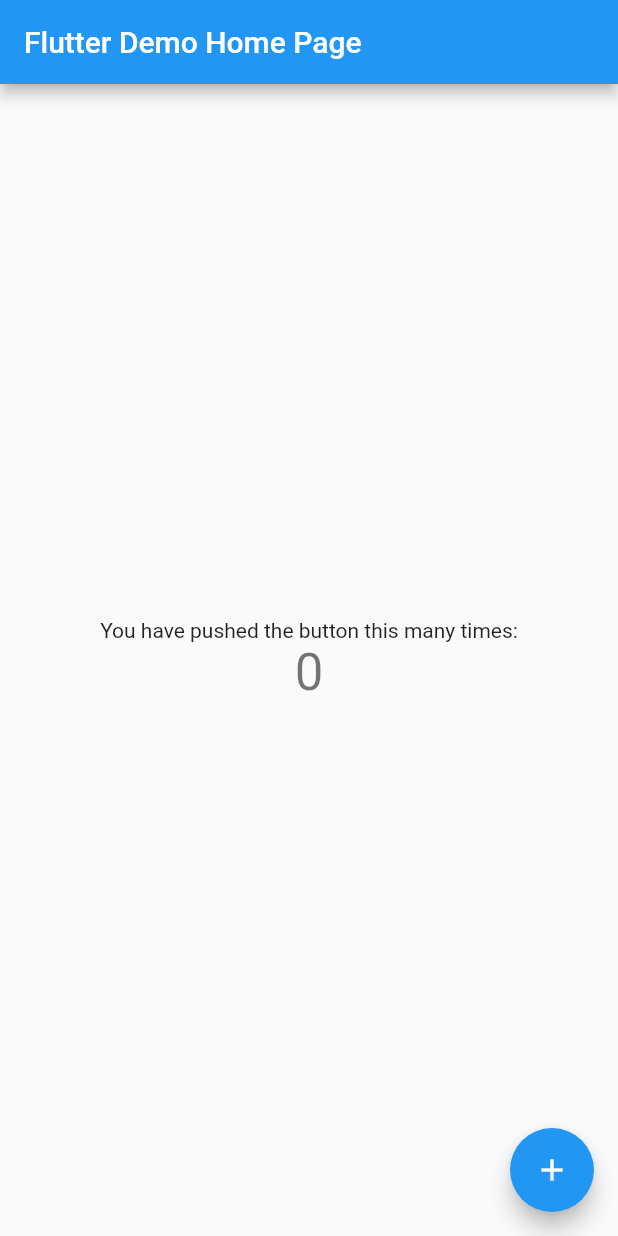
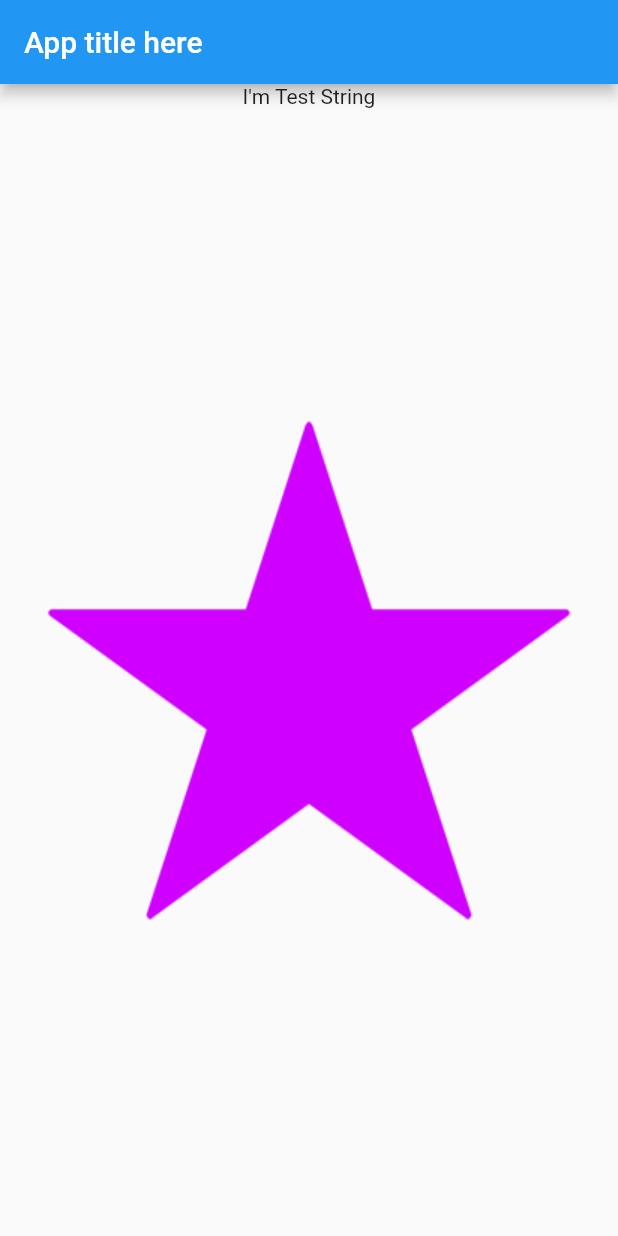
Before and after one commit to smgal/flutter_base, a Flutter app: the screen it shows after launch, on a phone screen of 412 x 824 dp. Run offline on Flutter 3.47's test engine with Material 2 defaults, Android fonts, the phone set to English and light mode, and no system bars.

Commit message:
Add Home, but not route yet

```diff
--- /dev/null
+++ b/assets/strings/values.json
@@ -0,0 +1,5 @@
+{
+    "APP_TITLE": "App title here",
+    "NOW_LOADING": "Now Loading...",
+    "TEST_STRING": "I'm Test String"
+}
--- /dev/null
+++ b/assets/strings/values_en.json
@@ -0,0 +1,5 @@
+{
+    "APP_TITLE": "App title here",
+    "NOW_LOADING": "Now Loading...",
+    "TEST_STRING": "I'm Test String"
+}
--- /dev/null
+++ b/assets/strings/values_ko.json
@@ -0,0 +1,5 @@
+{
+    "APP_TITLE": "앱 제목은 여기에",
+    "NOW_LOADING": "로딩중...",
+    "TEST_STRING": "문자열의 예"
+}
--- a/lib/main.dart
+++ b/lib/main.dart
@@ -1,111 +1,32 @@
 import 'package:flutter/material.dart';
+import 'package:flutter_localizations/flutter_localizations.dart';
+
+import './managers/locale.dart';
+import './routes/home.dart' show Home;
+
 
 void main() => runApp(MyApp());
 
 class MyApp extends StatelessWidget {
-  // This widget is the root of your application.
+
   @override
   Widget build(BuildContext context) {
     return MaterialApp(
-      title: 'Flutter Demo',
+      title: 'Flutter Base',
       theme: ThemeData(
-        // This is the theme of your application.
-        //
-        // Try running your application with "flutter run". You'll see the
-        // application has a blue toolbar. Then, without quitting the app, try
-        // changing the primarySwatch below to Colors.green and then invoke
-        // "hot reload" (press "r" in the console where you ran "flutter run",
-        // or simply save your changes to "hot reload" in a Flutter IDE).
-        // Notice that the counter didn't reset back to zero; the application
-        // is not restarted.
         primarySwatch: Colors.blue,
       ),
-      home: MyHomePage(title: 'Flutter Demo Home Page'),
+      localizationsDelegates: [
+        LocaleDelegate(),
+        GlobalMaterialLocalizations.delegate,
+        GlobalWidgetsLocalizations.delegate
+      ],
+      supportedLocales: [
+        Locale('en', 'US'),
+        Locale('ko', '')
+      ],
+
+      home: Home(),
     );
   }
 }
-
-class MyHomePage extends StatefulWidget {
-  MyHomePage({Key key, this.title}) : super(key: key);
-
-  // This widget is the home page of your application. It is stateful, meaning
-  // that it has a State object (defined below) that contains fields that affect
-  // how it looks.
-
-  // This class is the configuration for the state. It holds the values (in this
-  // case the title) provided by the parent (in this case the App widget) and
-  // used by the build method of the State. Fields in a Widget subclass are
-  // always marked "final".
-
-  final String title;
-
-  @override
-  _MyHomePageState createState() => _MyHomePageState();
-}
-
-class _MyHomePageState extends State<MyHomePage> {
-  int _counter = 0;
-
-  void _incrementCounter() {
-    setState(() {
-      // This call to setState tells the Flutter framework that something has
-      // changed in this State, which causes it to rerun the build method below
-      // so that the display can reflect the updated values. If we changed
-      // _counter without calling setState(), then the build method would not be
-      // called again, and so nothing would appear to happen.
-      _counter++;
-    });
-  }
-
-  @override
-  Widget build(BuildContext context) {
-    // This method is rerun every time setState is called, for instance as done
-    // by the _incrementCounter method above.
-    //
-    // The Flutter framework has been optimized to make rerunning build methods
-    // fast, so that you can just rebuild anything that needs updating rather
-    // than having to individually change instances of widgets.
-    return Scaffold(
-      appBar: AppBar(
-        // Here we take the value from the MyHomePage object that was created by
-        // the App.build method, and use it to set our appbar title.
-        title: Text(widget.title),
-      ),
-      body: Center(
-        // Center is a layout widget. It takes a single child and positions it
-        // in the middle of the parent.
-        child: Column(
-          // Column is also a layout widget. It takes a list of children and
-          // arranges them vertically. By default, it sizes itself to fit its
-          // children horizontally, and tries to be as tall as its parent.
-          //
-          // Invoke "debug painting" (press "p" in the console, choose the
-          // "Toggle Debug Paint" action from the Flutter Inspector in Android
-          // Studio, or the "Toggle Debug Paint" command in Visual Studio Code)
-          // to see the wireframe for each widget.
-          //
-          // Column has various properties to control how it sizes itself and
-          // how it positions its children. Here we use mainAxisAlignment to
-          // center the children vertically; the main axis here is the vertical
-          // axis because Columns are vertical (the cross axis would be
-          // horizontal).
-          mainAxisAlignment: MainAxisAlignment.center,
-          children: <Widget>[
-            Text(
-              'You have pushed the button this many times:',
-            ),
-            Text(
-              '$_counter',
-              style: Theme.of(context).textTheme.display1,
-            ),
-          ],
-        ),
-      ),
-      floatingActionButton: FloatingActionButton(
-        onPressed: _incrementCounter,
-        tooltip: 'Increment',
-        child: Icon(Icons.add),
-      ), // This trailing comma makes auto-formatting nicer for build methods.
-    );
-  }
-}
--- /dev/null
+++ b/lib/managers/locale.dart
@@ -0,0 +1,50 @@
+import 'dart:async';
+import 'dart:convert'; // for json.decode()
+
+import 'package:flutter/material.dart';
+import 'package:flutter/services.dart';
+
+
+class LocaleManager {
+  Locale locale;
+  Map<String, dynamic> _data;
+
+  LocaleManager(this.locale);
+
+  static LocaleManager of(BuildContext context) {
+    return Localizations.of<LocaleManager>(context, LocaleManager);
+  }
+
+  Future<bool> load() async {
+    // TODO: 디폴트 lang으로 fallbak 가능하도록
+    // default JSON을 읽은 후 langs JSON으로 덮어 쓰는 방식
+    var defaultJsonPath = 'assets/strings/values.json';
+
+    var langJsonPath = 'assets/strings/values_${this.locale.languageCode}.json';
+
+    this._data = json.decode(await rootBundle.loadString(langJsonPath));
+
+    return true;
+  }
+
+  String getString(String key) {
+    return (key != null && key.isNotEmpty && this._data[key] != null) ? this._data[key] : key;
+  }
+}
+
+class LocaleDelegate extends LocalizationsDelegate<LocaleManager> {
+  const LocaleDelegate();
+
+  @override
+  bool isSupported(Locale locale) => ['en', 'ko'].contains(locale.languageCode);
+
+  @override
+  Future<LocaleManager> load(Locale locale) async {
+    LocaleManager localeManager = new LocaleManager(locale);
+    await localeManager.load();
+    return localeManager;
+  }
+
+  @override
+  bool shouldReload(LocaleDelegate old) => false;
+}
--- /dev/null
+++ b/lib/routes/home.dart
@@ -0,0 +1,36 @@
+import 'package:flutter/material.dart';
+
+import '../managers/locale.dart' show LocaleManager;
+
+
+class Home extends StatefulWidget {
+  Home({Key key}) : super(key: key);
+
+  @override
+  HomeState createState() => new HomeState();
+}
+
+class HomeState extends State<Home> {
+
+  @override
+  Widget build(BuildContext context) {
+
+    var locale = LocaleManager.of(context);
+
+    return Scaffold(
+      appBar: AppBar(
+        title: Text(locale.getString('APP_TITLE')),
+      ),
+      body: Column(
+        children: <Widget>[
+          Center(
+            child: Text(locale.getString('TEST_STRING')),
+          ),
+          Expanded(
+            child: Image.asset('assets/images/sample_logo.png')
+          )
+        ]
+      ),
+    );
+  }
+}
```
Also changed, not shown: pubspec.yaml (+7 -3 lines), assets/images/sample_logo.png (added), pubspec.lock, 1 other file.
